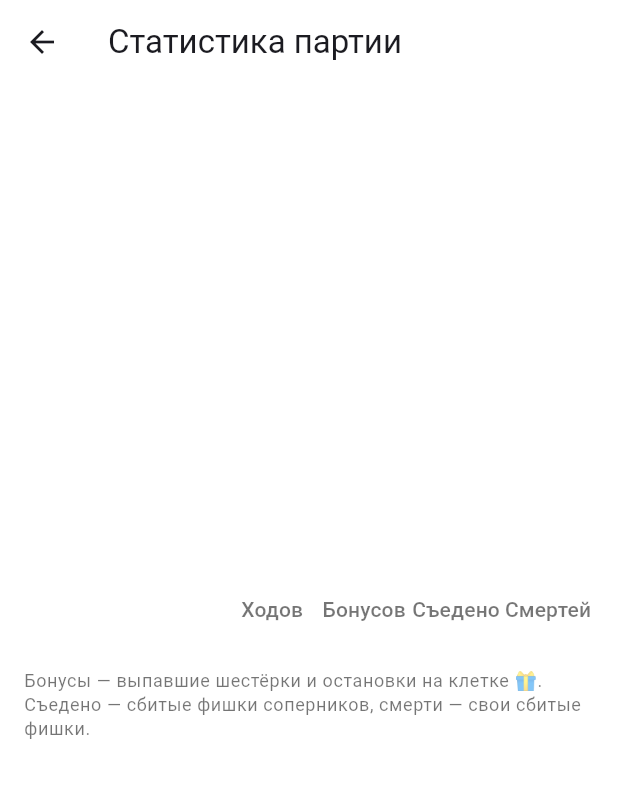
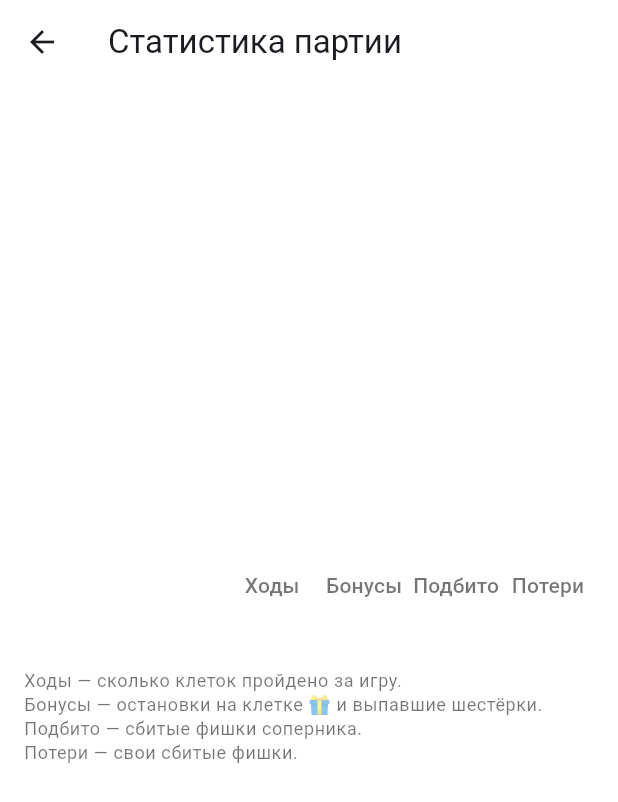
Before and after one commit to sgorbut/trouble, a Flutter app: the StatsScreen screen opened directly with empty values, on a phone screen of 412 x 824 dp. Shown: the top 802 px of the screen. Run offline on Flutter 3.47's test engine with Material 3 defaults, Android fonts, the phone set to English and light mode, and no system bars; our stand-ins replace audioplayers, flutter_riverpod, shared_preferences; accounts and stored records are empty.

Commit message:
Уточнены тексты правил и подписи статистики

```diff
--- a/lib/features/stats/stats_screen.dart
+++ b/lib/features/stats/stats_screen.dart
@@ -13,10 +13,10 @@ class StatsScreen extends StatelessWidget {
   final PlayerColor? winner;
 
   static final List<(String, int Function(PlayerStats))> _categories = [
-    ('Ходов', (s) => s.moves),
-    ('Бонусов', (s) => s.bonuses),
-    ('Съедено', (s) => s.captures),
-    ('Смертей', (s) => s.deaths),
+    ('Ходы', (s) => s.moves),
+    ('Бонусы', (s) => s.bonuses),
+    ('Подбито', (s) => s.captures),
+    ('Потери', (s) => s.deaths),
   ];
 
   @override
@@ -106,8 +106,10 @@ class StatsScreen extends StatelessWidget {
                   ),
                   const SizedBox(height: 20),
                   Text(
-                    'Бонусы — выпавшие шестёрки и остановки на клетке 🎁.\n'
-                    'Съедено — сбитые фишки соперников, смерти — свои сбитые фишки.',
+                    '\nХоды — сколько клеток пройдено за игру.'
+                    '\nБонусы — остановки на клетке 🎁 и выпавшие шестёрки.'
+                    '\nПодбито — сбитые фишки соперника.'
+                    '\nПотери — свои сбитые фишки.',
                     style: theme.textTheme.bodySmall?.copyWith(color: Colors.black54),
                   ),
                 ],
```
Also changed, not shown: lib/features/rules/rules_screen.dart (+4 -4 lines).
